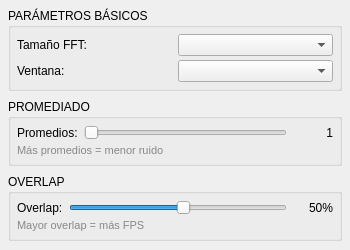
Qt form ui/fft_controls_widget.ui (5n1kt/sdr_analyzer) before a commit.
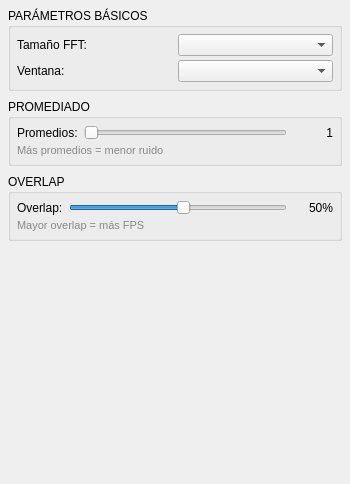
The same form after that commit.

```diff
--- a/ui/fft_controls_widget.ui
+++ b/ui/fft_controls_widget.ui
@@ -7,7 +7,7 @@
     <x>0</x>
     <y>0</y>
     <width>350</width>
-    <height>250</height>  <!-- Reducido de 350 a 250 -->
+    <height>484</height>
    </rect>
   </property>
   <property name="windowTitle">
```
Left out of the diff: 40 changed lines with no effect on the pictures.
